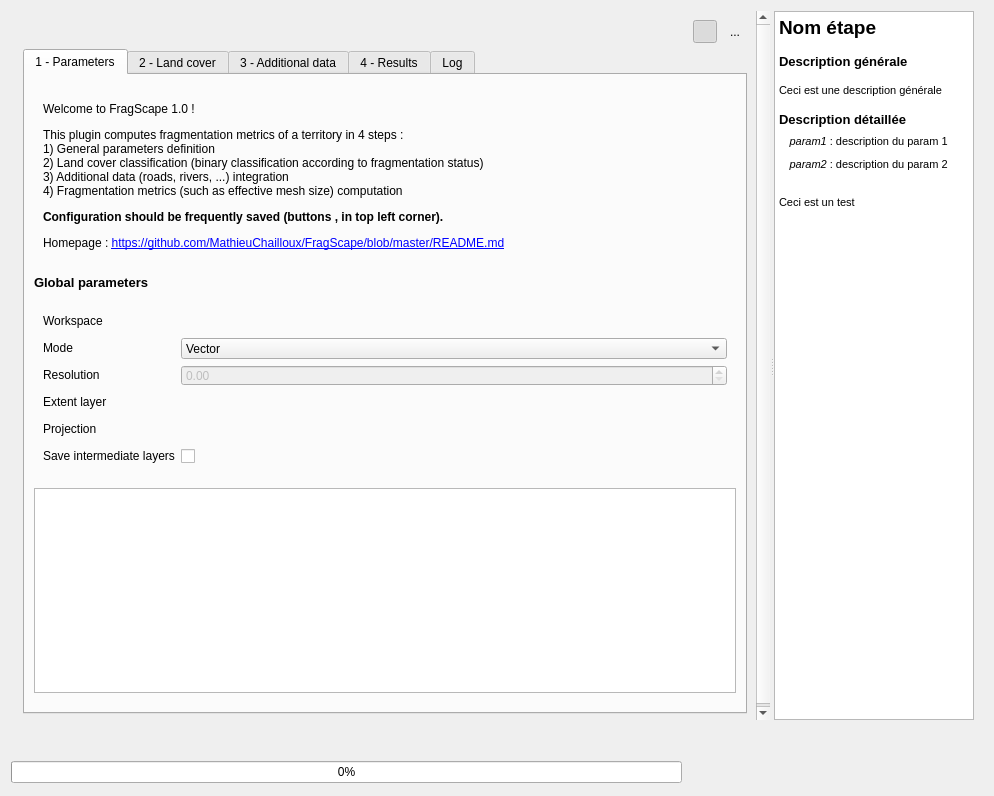
Old version of the form FragScape_dialog_base.ui in the repository MathieuChailloux/FragScape.
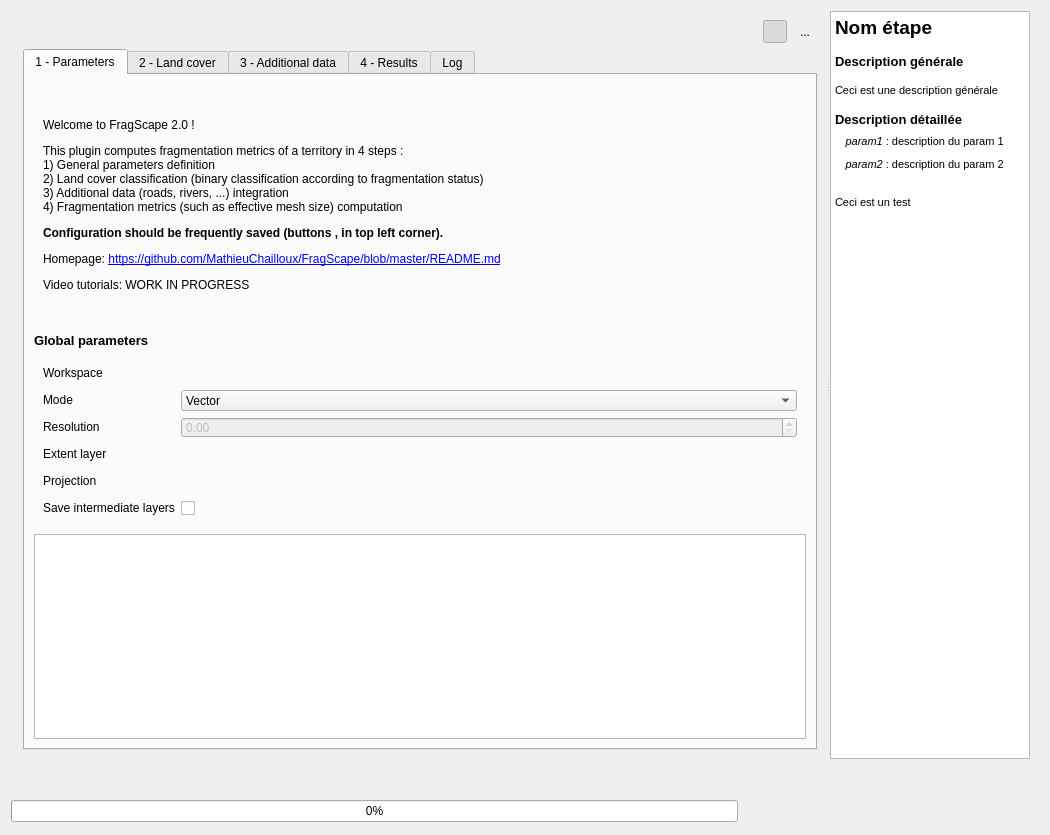
New version of the form. Icons and pictures are not drawn. Custom widgets are drawn as their Qt base class.

What changed in the file:
```diff
--- a/FragScape_dialog_base.ui
+++ b/FragScape_dialog_base.ui
@@ -6,8 +6,8 @@
    <rect>
     <x>0</x>
     <y>0</y>
-    <width>994</width>
-    <height>796</height>
+    <width>1050</width>
+    <height>835</height>
    </rect>
   </property>
   <property name="sizePolicy">
@@ -82,8 +82,8 @@
            <rect>
             <x>0</x>
             <y>0</y>
-            <width>759</width>
-            <height>713</height>
+            <width>816</width>
+            <height>752</height>
            </rect>
           </property>
           <property name="sizePolicy">
@@ -133,7 +133,7 @@
              <property name="minimumSize">
               <size>
                <width>0</width>
-               <height>550</height>
+               <height>0</height>
               </size>
              </property>
              <property name="maximumSize">
@@ -179,7 +179,7 @@
                  <property name="maximumSize">
                   <size>
                    <width>16777215</width>
-                   <height>173</height>
+                   <height>16777215</height>
                   </size>
                  </property>
                  <property name="frameShape">
@@ -206,14 +206,14 @@
                     <property name="maximumSize">
                      <size>
                       <width>16777215</width>
-                      <height>153</height>
+                      <height>16777215</height>
                      </size>
                     </property>
                     <property name="frameShadow">
                      <enum>QFrame::Plain</enum>
                     </property>
                     <property name="text">
-                     <string>&lt;html&gt;&lt;head/&gt;&lt;body&gt;&lt;p&gt;Welcome to FragScape 1.0 !&lt;/p&gt;&lt;p&gt;This plugin computes fragmentation metrics of a territory in 4 steps : &lt;br/&gt;1) General parameters definition&lt;br/&gt;2) Land cover classification (binary classification according to fragmentation status)&lt;br/&gt;3) Additional data (roads, rivers, ...) integration&lt;br/&gt;4) Fragmentation metrics (such as effective mesh size) computation&lt;/p&gt;&lt;p&gt;&lt;span style=&quot; font-weight:600;&quot;&gt;Configuration should be frequently saved (buttons &lt;/span&gt;&lt;img src=&quot;:/plugins/FragScape/icons/mActionFileSaveAs.svg&quot;/&gt;&lt;span style=&quot; font-weight:600;&quot;&gt;, &lt;/span&gt;&lt;img src=&quot;:/plugins/FragScape/icons/mActionFileSave.svg&quot;/&gt;&lt;span style=&quot; font-weight:600;&quot;&gt; in top left corner).&lt;/span&gt;&lt;/p&gt;&lt;p&gt;Homepage : &lt;a href=&quot;https://github.com/MathieuChailloux/FragScape/blob/master/README.md&quot;&gt;&lt;span style=&quot; text-decoration: underline; color:#0000ff;&quot;&gt;https://github.com/MathieuChailloux/FragScape/blob/master/README.md&lt;/span&gt;&lt;/a&gt;&lt;/p&gt;&lt;/body&gt;&lt;/html&gt;</string>
+                     <string>&lt;html&gt;&lt;head/&gt;&lt;body&gt;&lt;p&gt;Welcome to FragScape 2.0 !&lt;/p&gt;&lt;p&gt;This plugin computes fragmentation metrics of a territory in 4 steps : &lt;br/&gt;1) General parameters definition&lt;br/&gt;2) Land cover classification (binary classification according to fragmentation status)&lt;br/&gt;3) Additional data (roads, rivers, ...) integration&lt;br/&gt;4) Fragmentation metrics (such as effective mesh size) computation&lt;/p&gt;&lt;p&gt;&lt;span style=&quot; font-weight:600;&quot;&gt;Configuration should be frequently saved (buttons &lt;/span&gt;&lt;img src=&quot;:/plugins/FragScape/icons/mActionFileSaveAs.svg&quot;/&gt;&lt;span style=&quot; font-weight:600;&quot;&gt;, &lt;/span&gt;&lt;img src=&quot;:/plugins/FragScape/icons/mActionFileSave.svg&quot;/&gt;&lt;span style=&quot; font-weight:600;&quot;&gt; in top left corner).&lt;/span&gt;&lt;/p&gt;&lt;p&gt;Homepage: &lt;a href=&quot;https://github.com/MathieuChailloux/FragScape/blob/master/README.md&quot;&gt;&lt;span style=&quot; text-decoration: underline; color:#0000ff;&quot;&gt;https://github.com/MathieuChailloux/FragScape/blob/master/README.md&lt;/span&gt;&lt;/a&gt;&lt;/p&gt;&lt;p&gt;Video tutorials: WORK IN PROGRESS&lt;/p&gt;&lt;/body&gt;&lt;/html&gt;</string>
                     </property>
                     <property name="wordWrap">
                      <bool>true</bool>
@@ -2539,18 +2539,18 @@
           <string>&lt;!DOCTYPE HTML PUBLIC &quot;-//W3C//DTD HTML 4.0//EN&quot; &quot;http://www.w3.org/TR/REC-html40/strict.dtd&quot;&gt;
 &lt;html&gt;&lt;head&gt;&lt;meta name=&quot;qrichtext&quot; content=&quot;1&quot; /&gt;&lt;style type=&quot;text/css&quot;&gt;
 p, li { white-space: pre-wrap; }
-&lt;/style&gt;&lt;/head&gt;&lt;body style=&quot; font-family:'MS Shell Dlg 2'; font-size:8.25pt; font-weight:400; font-style:normal;&quot;&gt;
-&lt;p style=&quot; margin-top:0px; margin-bottom:0px; margin-left:0px; margin-right:0px; -qt-block-indent:0; text-indent:0px;&quot;&gt;&lt;span style=&quot; font-size:14pt; font-weight:600;&quot;&gt;Nom étape&lt;/span&gt;&lt;/p&gt;
-&lt;p style=&quot;-qt-paragraph-type:empty; margin-top:0px; margin-bottom:0px; margin-left:0px; margin-right:0px; -qt-block-indent:0; text-indent:0px; font-size:10pt; font-weight:600;&quot;&gt;&lt;br /&gt;&lt;/p&gt;
-&lt;p style=&quot; margin-top:0px; margin-bottom:0px; margin-left:0px; margin-right:0px; -qt-block-indent:0; text-indent:0px;&quot;&gt;&lt;span style=&quot; font-size:10pt; font-weight:600;&quot;&gt;Description générale&lt;/span&gt;&lt;/p&gt;
-&lt;p style=&quot;-qt-paragraph-type:empty; margin-top:0px; margin-bottom:0px; margin-left:0px; margin-right:0px; -qt-block-indent:0; text-indent:0px; font-size:10pt; font-weight:600;&quot;&gt;&lt;br /&gt;&lt;/p&gt;
-&lt;p style=&quot; margin-top:0px; margin-bottom:0px; margin-left:0px; margin-right:0px; -qt-block-indent:0; text-indent:0px;&quot;&gt;&lt;span style=&quot; font-size:8pt;&quot;&gt;Ceci est une description générale&lt;/span&gt;&lt;/p&gt;
-&lt;p style=&quot;-qt-paragraph-type:empty; margin-top:0px; margin-bottom:0px; margin-left:0px; margin-right:0px; -qt-block-indent:0; text-indent:0px; font-size:10pt; font-weight:600;&quot;&gt;&lt;br /&gt;&lt;/p&gt;
-&lt;p style=&quot; margin-top:0px; margin-bottom:0px; margin-left:0px; margin-right:0px; -qt-block-indent:0; text-indent:0px;&quot;&gt;&lt;span style=&quot; font-size:10pt; font-weight:600;&quot;&gt;Description détaillée&lt;/span&gt;&lt;/p&gt;
-&lt;p style=&quot; margin-top:0px; margin-bottom:0px; margin-left:0px; margin-right:0px; -qt-block-indent:0; text-indent:0px;&quot;&gt;&lt;span style=&quot; font-size:14pt; font-weight:600;&quot;&gt;  &lt;/span&gt;&lt;span style=&quot; font-size:8pt; font-style:italic;&quot;&gt;param1&lt;/span&gt;&lt;span style=&quot; font-size:8pt;&quot;&gt; : description du param 1&lt;/span&gt;&lt;/p&gt;
-&lt;p style=&quot; margin-top:0px; margin-bottom:0px; margin-left:0px; margin-right:0px; -qt-block-indent:0; text-indent:0px;&quot;&gt;&lt;span style=&quot; font-size:14pt; font-weight:600;&quot;&gt;  &lt;/span&gt;&lt;span style=&quot; font-size:8pt; font-style:italic;&quot;&gt;param2&lt;/span&gt;&lt;span style=&quot; font-size:8pt;&quot;&gt; : description du param 2&lt;/span&gt;&lt;/p&gt;
-&lt;p style=&quot;-qt-paragraph-type:empty; margin-top:0px; margin-bottom:0px; margin-left:0px; margin-right:0px; -qt-block-indent:0; text-indent:0px; font-size:14pt; font-weight:600;&quot;&gt;&lt;br /&gt;&lt;/p&gt;
-&lt;p style=&quot; margin-top:0px; margin-bottom:0px; margin-left:0px; margin-right:0px; -qt-block-indent:0; text-indent:0px;&quot;&gt;&lt;span style=&quot; font-size:8pt;&quot;&gt;Ceci est un test&lt;/span&gt;&lt;/p&gt;&lt;/body&gt;&lt;/html&gt;</string>
+&lt;/style&gt;&lt;/head&gt;&lt;body style=&quot; font-family:'Ubuntu'; font-size:11pt; font-weight:400; font-style:normal;&quot;&gt;
+&lt;p style=&quot; margin-top:0px; margin-bottom:0px; margin-left:0px; margin-right:0px; -qt-block-indent:0; text-indent:0px;&quot;&gt;&lt;span style=&quot; font-family:'MS Shell Dlg 2'; font-size:14pt; font-weight:600;&quot;&gt;Nom étape&lt;/span&gt;&lt;/p&gt;
+&lt;p style=&quot;-qt-paragraph-type:empty; margin-top:0px; margin-bottom:0px; margin-left:0px; margin-right:0px; -qt-block-indent:0; text-indent:0px; font-family:'MS Shell Dlg 2'; font-size:10pt; font-weight:600;&quot;&gt;&lt;br /&gt;&lt;/p&gt;
+&lt;p style=&quot; margin-top:0px; margin-bottom:0px; margin-left:0px; margin-right:0px; -qt-block-indent:0; text-indent:0px;&quot;&gt;&lt;span style=&quot; font-family:'MS Shell Dlg 2'; font-size:10pt; font-weight:600;&quot;&gt;Description générale&lt;/span&gt;&lt;/p&gt;
+&lt;p style=&quot;-qt-paragraph-type:empty; margin-top:0px; margin-bottom:0px; margin-left:0px; margin-right:0px; -qt-block-indent:0; text-indent:0px; font-family:'MS Shell Dlg 2'; font-size:10pt; font-weight:600;&quot;&gt;&lt;br /&gt;&lt;/p&gt;
+&lt;p style=&quot; margin-top:0px; margin-bottom:0px; margin-left:0px; margin-right:0px; -qt-block-indent:0; text-indent:0px;&quot;&gt;&lt;span style=&quot; font-family:'MS Shell Dlg 2'; font-size:8pt;&quot;&gt;Ceci est une description générale&lt;/span&gt;&lt;/p&gt;
+&lt;p style=&quot;-qt-paragraph-type:empty; margin-top:0px; margin-bottom:0px; margin-left:0px; margin-right:0px; -qt-block-indent:0; text-indent:0px; font-family:'MS Shell Dlg 2'; font-size:10pt; font-weight:600;&quot;&gt;&lt;br /&gt;&lt;/p&gt;
+&lt;p style=&quot; margin-top:0px; margin-bottom:0px; margin-left:0px; margin-right:0px; -qt-block-indent:0; text-indent:0px;&quot;&gt;&lt;span style=&quot; font-family:'MS Shell Dlg 2'; font-size:10pt; font-weight:600;&quot;&gt;Description détaillée&lt;/span&gt;&lt;/p&gt;
+&lt;p style=&quot; margin-top:0px; margin-bottom:0px; margin-left:0px; margin-right:0px; -qt-block-indent:0; text-indent:0px;&quot;&gt;&lt;span style=&quot; font-family:'MS Shell Dlg 2'; font-size:14pt; font-weight:600;&quot;&gt;  &lt;/span&gt;&lt;span style=&quot; font-family:'MS Shell Dlg 2'; font-size:8pt; font-style:italic;&quot;&gt;param1&lt;/span&gt;&lt;span style=&quot; font-family:'MS Shell Dlg 2'; font-size:8pt;&quot;&gt; : description du param 1&lt;/span&gt;&lt;/p&gt;
+&lt;p style=&quot; margin-top:0px; margin-bottom:0px; margin-left:0px; margin-right:0px; -qt-block-indent:0; text-indent:0px;&quot;&gt;&lt;span style=&quot; font-family:'MS Shell Dlg 2'; font-size:14pt; font-weight:600;&quot;&gt;  &lt;/span&gt;&lt;span style=&quot; font-family:'MS Shell Dlg 2'; font-size:8pt; font-style:italic;&quot;&gt;param2&lt;/span&gt;&lt;span style=&quot; font-family:'MS Shell Dlg 2'; font-size:8pt;&quot;&gt; : description du param 2&lt;/span&gt;&lt;/p&gt;
+&lt;p style=&quot;-qt-paragraph-type:empty; margin-top:0px; margin-bottom:0px; margin-left:0px; margin-right:0px; -qt-block-indent:0; text-indent:0px; font-family:'MS Shell Dlg 2'; font-size:14pt; font-weight:600;&quot;&gt;&lt;br /&gt;&lt;/p&gt;
+&lt;p style=&quot; margin-top:0px; margin-bottom:0px; margin-left:0px; margin-right:0px; -qt-block-indent:0; text-indent:0px;&quot;&gt;&lt;span style=&quot; font-family:'MS Shell Dlg 2'; font-size:8pt;&quot;&gt;Ceci est un test&lt;/span&gt;&lt;/p&gt;&lt;/body&gt;&lt;/html&gt;</string>
          </property>
          <property name="openLinks">
           <bool>false</bool>
```
Left out of the diff: 288 changed lines with no effect on the pictures.
